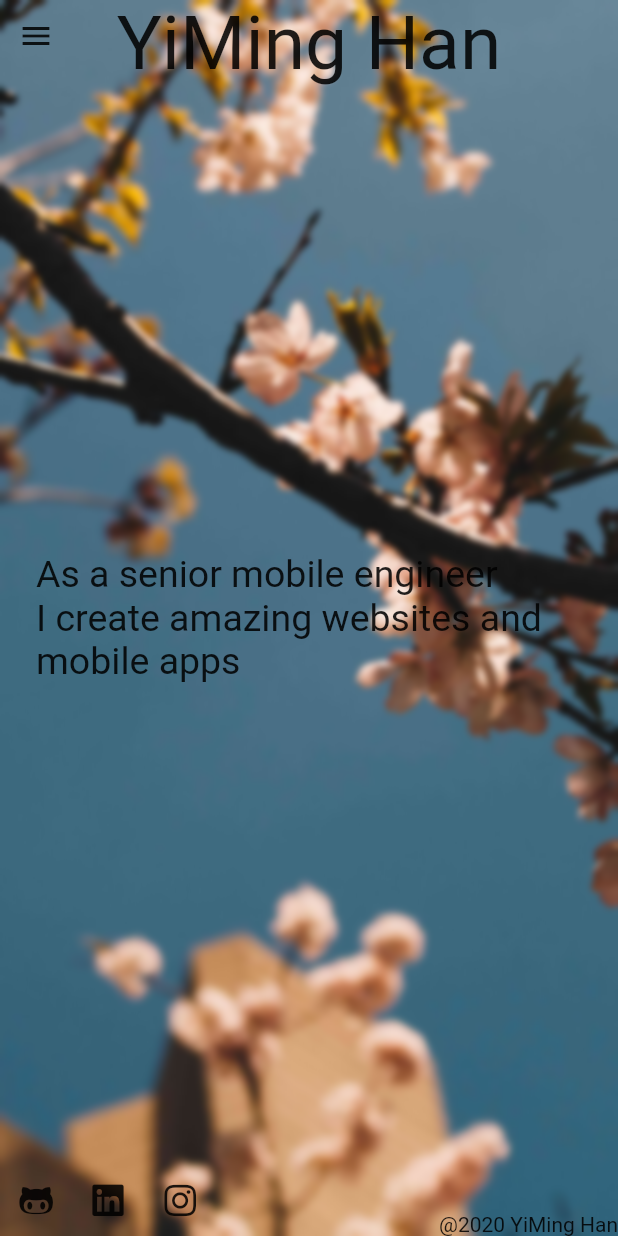
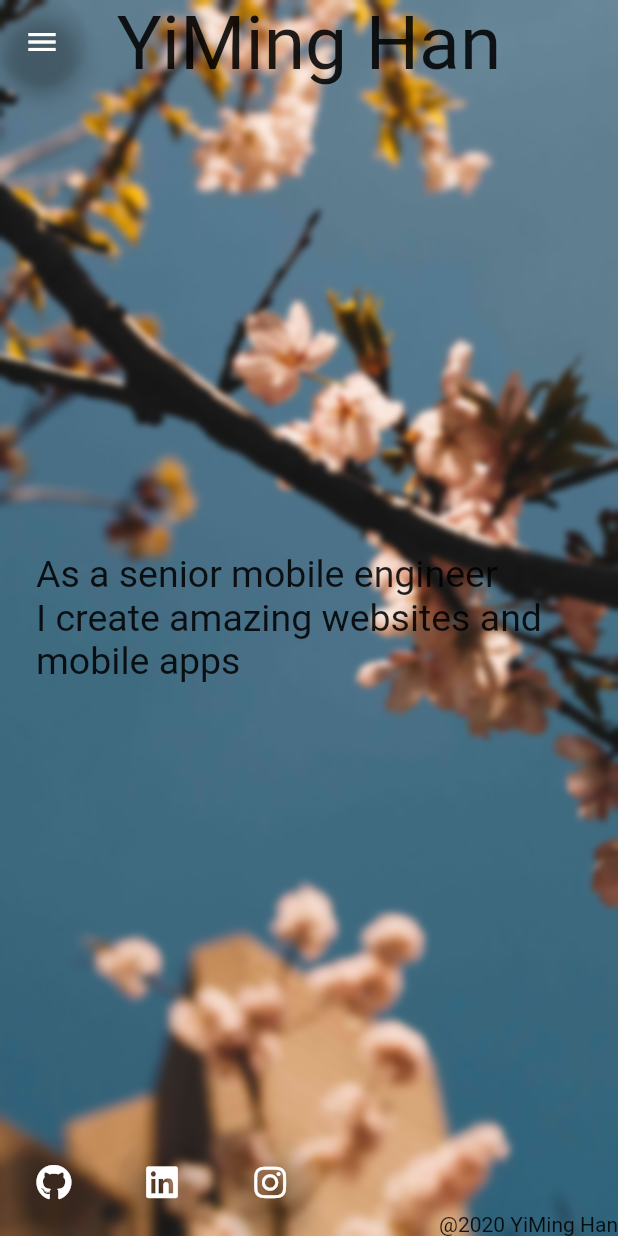
Before and after one commit to yiminghan/Flutter-Dev-Portfolio, a Flutter app: the screen it shows after launch, on a phone screen of 412 x 824 dp. Run offline on Flutter 3.47's test engine with Material 2 defaults, Android fonts, the light colour scheme and no system bars; our stand-ins replace font_awesome_flutter, google_fonts; Roboto replaces fonts that are missing (Handlee).

Commit message:
make external buttons and side menu more pretty

```diff
--- a/lib/screens/landing_screen.dart
+++ b/lib/screens/landing_screen.dart
@@ -48,7 +48,7 @@ class _LandingScreenState extends State<LandingScreen>
         SlideTransition(
             position: _sideMenuOffsetAnimation,
             child: NavigationRail(
-              backgroundColor: Colors.white,
+              backgroundColor: Colors.white.withOpacity(0.75),
               groupAlignment: 0.0,
               minWidth: 56,
               selectedIndex: _selectedIndex,
@@ -77,9 +77,14 @@ class _LandingScreenState extends State<LandingScreen>
       duration: Duration(milliseconds: 300),
       transitionBuilder: (Widget child, Animation<double> animation) =>
           RotationTransition(child: child, turns: animation),
-      child: IconButton(
+      child: FloatingActionButton(
           key: ValueKey<bool>(_menuOpen),
-          icon: Icon(_menuOpen ? Icons.close : Icons.menu),
+          backgroundColor: Colors.transparent,
+          elevation: _menuOpen ? 0 : 5,
+          child: Icon(
+            _menuOpen ? Icons.close : Icons.menu,
+            color: _menuOpen ? Colors.black : Colors.white,
+          ),
           onPressed: () {
             setState(() {
               if (!_menuOpen) {
@@ -147,11 +152,16 @@ class _LandingScreenState extends State<LandingScreen>
   }
 
   Widget _externalLink(Widget icon, String url) {
-    return IconButton(
-      icon: icon,
-      onPressed: () {
-        launchURL(url);
-      },
+    return Padding(
+      padding: const EdgeInsets.all(8.0),
+      child: FloatingActionButton(
+        backgroundColor: Colors.transparent,
+        shape: CircleBorder(),
+        child: icon,
+        onPressed: () {
+          launchURL(url);
+        },
+      ),
     );
   }
 
@@ -160,7 +170,7 @@ class _LandingScreenState extends State<LandingScreen>
         child: Row(
       children: <Widget>[
         _externalLink(
-            FaIcon(FontAwesomeIcons.githubAlt), "https://github.com/yiminghan"),
+            FaIcon(FontAwesomeIcons.github), "https://github.com/yiminghan"),
         _externalLink(FaIcon(FontAwesomeIcons.linkedin),
             "https://www.linkedin.com/in/yiming-han-7340b4b1/"),
         _externalLink(FaIcon(FontAwesomeIcons.instagram),
@@ -211,7 +221,7 @@ class _LandingScreenState extends State<LandingScreen>
           ],
         ),
         ConstrainedBox(
-            constraints: BoxConstraints(maxWidth: 150),
+            constraints: BoxConstraints(maxWidth: 120),
             child: _sideNavigationRail()),
       ],
     );
```
